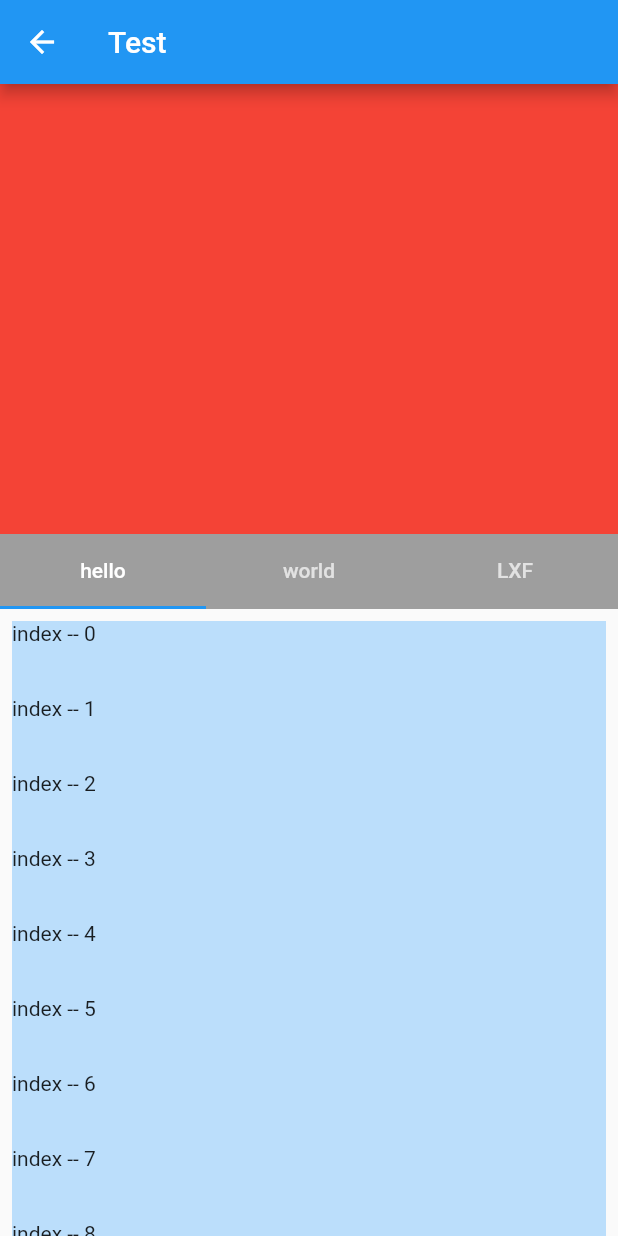
After one commit to LinXunFeng/flutter_demo, a Flutter app: the screen it shows after launch, after a tap on "NestedScrollView", on a phone screen of 412 x 824 dp. The commit adds this screen. Run offline on Flutter 3.47's test engine with Material 2 defaults, Android fonts, the phone set to English and light mode, and no system bars; our stand-ins replace extended_image, pull_to_refresh, scrollable_positioned_list, tuple; network calls fail.

Commit message:
<feat> (嵌套): NestedScrollView示例

```diff
--- a/lib/features/home/home_page.dart
+++ b/lib/features/home/home_page.dart
@@ -1,17 +1,21 @@
 import 'package:flutter/material.dart';
 import 'package:flutter_demo/features/mask/mask_page.dart';
+import 'package:flutter_demo/features/nested_scrollview/nested_scrollview_page.dart';
 import 'package:flutter_demo/features/photo_browser/photo_page.dart';
 import 'package:flutter_demo/features/sticky_menu/sticky_menu_page.dart';
 import 'package:flutter_demo/features/vertical_flip/vertical_flip_page.dart';
+import 'package:flutter_demo/features/video_auto_play_list/video_auto_play_list_page.dart';
 import 'package:tuple/tuple.dart';
 
 enum HomeListRowType {
-  /// 遮罩
+  // 遮罩
   mask,
-  /// 大图游览
+  // 大图游览
   photoBrowse,
-  /// 上下翻页
+  // 上下翻页
   verticalFlip,
+  // 视频自动播放列表
+  videoAutoPlayList,
 }
 
 class HomePage extends StatelessWidget {
@@ -91,7 +95,37 @@ class HomePage extends StatelessWidget {
             Navigator.of(context).push(
               MaterialPageRoute(
                 builder: (context) {
-                  return StickyMenuPage();
+                  return const StickyMenuPage();
+                },
+              ),
+            );
+          },
+        ),
+      ),
+      Tuple2<HomeListRowType, Widget>(
+        HomeListRowType.videoAutoPlayList,
+        ListTile(
+          title: const Text("视频自动播放列表"),
+          onTap: () {
+            Navigator.of(context).push(
+              MaterialPageRoute(
+                builder: (context) {
+                  return const VideoAutoPlayListPage();
+                },
+              ),
+            );
+          },
+        ),
+      ),
+      Tuple2<HomeListRowType, Widget>(
+        HomeListRowType.videoAutoPlayList,
+        ListTile(
+          title: const Text("NestedScrollView"),
+          onTap: () {
+            Navigator.of(context).push(
+              MaterialPageRoute(
+                builder: (context) {
+                  return NestedScrollViewPage();
                 },
               ),
             );
--- /dev/null
+++ b/lib/features/nested_scrollview/nested_scrollview_page.dart
@@ -0,0 +1,144 @@
+import 'package:flutter/material.dart';
+
+class NestedScrollViewPage extends StatefulWidget {
+  const NestedScrollViewPage({Key? key}) : super(key: key);
+
+  @override
+  State<NestedScrollViewPage> createState() => _NestedScrollViewPageState();
+}
+
+class _NestedScrollViewPageState extends State<NestedScrollViewPage>
+    with SingleTickerProviderStateMixin {
+  late TabController _tabController;
+
+  final _tabs = <String>['hello', 'world', 'LXF'];
+
+  @override
+  void initState() {
+    super.initState();
+    _tabController = TabController(length: _tabs.length, vsync: this);
+  }
+
+  @override
+  Widget build(BuildContext context) {
+    return Scaffold(
+      appBar: AppBar(title: const Text('Test')),
+      body: NestedScrollView(
+        headerSliverBuilder: (BuildContext context, bool innerBoxIsScrolled) {
+          return [
+            SliverToBoxAdapter(
+              child: Container(
+                color: Colors.red,
+                height: 300,
+              ),
+            ),
+            SliverPersistentHeader(
+              pinned: true,
+              delegate: SliverHeaderDelegate.fixedHeight(
+                //固定高度
+                height: 50,
+                child: Container(
+                  color: Colors.grey,
+                  child: TabBar(
+                    controller: _tabController,
+                    tabs: _tabs.map((e) => Tab(text: e)).toList(),
+                  ),
+                ),
+              ),
+            )
+          ];
+        },
+        body: TabBarView(
+          controller: _tabController,
+          children: _tabs.map((String name) {
+            return Builder(
+              builder: (BuildContext context) {
+                return CustomScrollView(
+                  key: PageStorageKey<String>(name),
+                  slivers: <Widget>[
+                    SliverPadding(
+                      padding: const EdgeInsets.all(8.0),
+                      sliver: SliverList(
+                        delegate: SliverChildBuilderDelegate(
+                          (ctx, index) {
+                            return Container(
+                              height: 50,
+                              color: Colors.blue[100],
+                              child: Text('index -- $index'),
+                            );
+                          },
+                        ),
+                      ),
+                    ),
+                  ],
+                );
+              },
+            );
+          }).toList(),
+        ),
+      ),
+    );
+  }
+}
+
+typedef SliverHeaderBuilder = Widget Function(
+    BuildContext context, double shrinkOffset, bool overlapsContent);
+
+class SliverHeaderDelegate extends SliverPersistentHeaderDelegate {
+  // child 为 header
+  SliverHeaderDelegate({
+    required this.maxHeight,
+    this.minHeight = 0,
+    required Widget child,
+  })  : builder = ((a, b, c) => child),
+        assert(minHeight <= maxHeight && minHeight >= 0);
+
+  // 最大和最小高度相同
+  SliverHeaderDelegate.fixedHeight({
+    required double height,
+    required Widget child,
+  })  : builder = ((a, b, c) => child),
+        maxHeight = height,
+        minHeight = height;
+
+  // 需要自定义builder时使用
+  SliverHeaderDelegate.builder({
+    required this.maxHeight,
+    this.minHeight = 0,
+    required this.builder,
+  });
+
+  final double maxHeight;
+  final double minHeight;
+  final SliverHeaderBuilder builder;
+
+  @override
+  Widget build(
+    BuildContext context,
+    double shrinkOffset,
+    bool overlapsContent,
+  ) {
+    Widget child = builder(context, shrinkOffset, overlapsContent);
+    //测试代码：如果在调试模式，且子组件设置了key，则打印日志
+    assert(() {
+      if (child.key != null) {
+        print('${child.key}: shrink: $shrinkOffset，overlaps:$overlapsContent');
+      }
+      return true;
+    }());
+    // 让 header 尽可能充满限制的空间；宽度为 Viewport 宽度，
+    // 高度随着用户滑动在[minHeight,maxHeight]之间变化。
+    return SizedBox.expand(child: child);
+  }
+
+  @override
+  double get maxExtent => maxHeight;
+
+  @override
+  double get minExtent => minHeight;
+
+  @override
+  bool shouldRebuild(SliverHeaderDelegate old) {
+    return old.maxExtent != maxExtent || old.minExtent != minExtent;
+  }
+}
```
Also changed, not shown: pubspec.lock.
